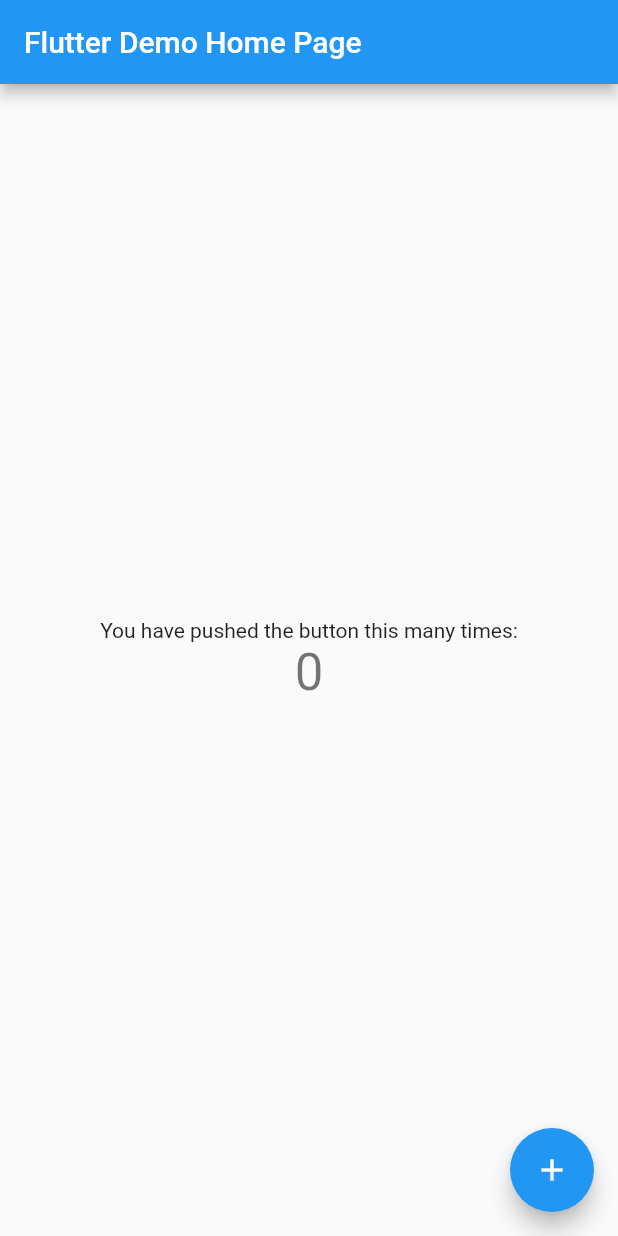
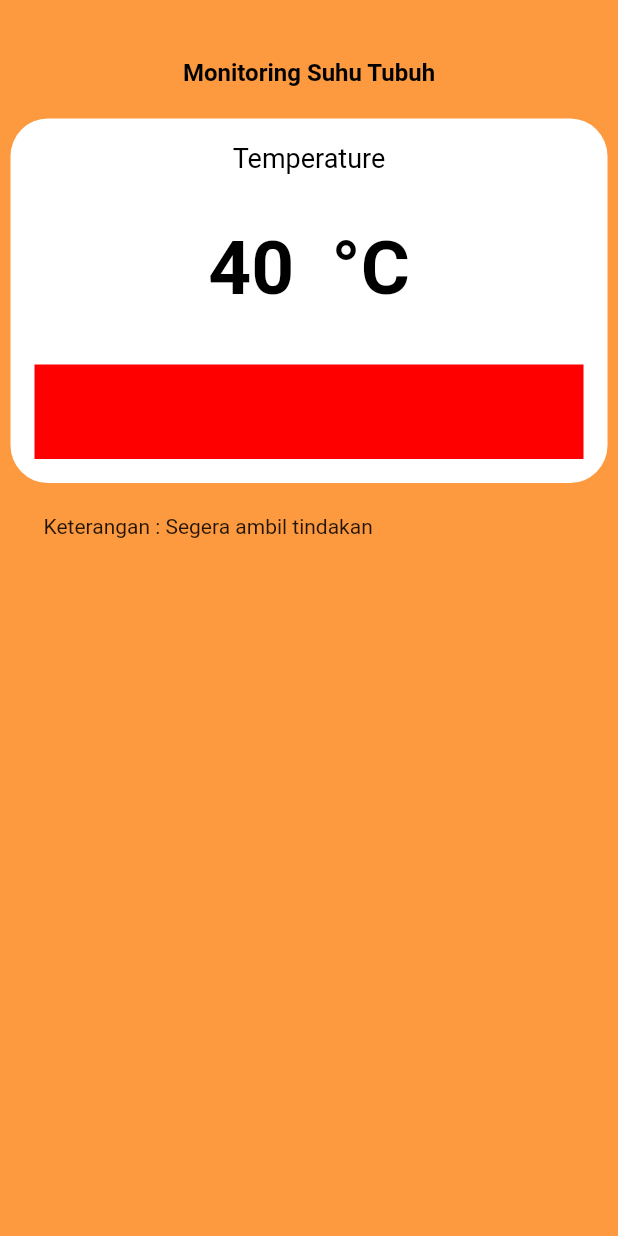
Before and after one commit to irkhamnazmi/temperatur_app, a Flutter app: the screen it shows after launch, on a phone screen of 412 x 824 dp. Run offline on Flutter 3.47's test engine with Material 2 defaults, Android fonts, the phone set to English and light mode, and no system bars; our stand-ins replace google_fonts.

Commit message:
slicing desain halaman monitoring suhu tubuh

```diff
--- a/lib/main.dart
+++ b/lib/main.dart
@@ -1,5 +1,8 @@
+import 'dart:async';
+
 import 'package:flutter/material.dart';
 import 'package:temperatur_app/mobile_design_widget.dart';
+import 'package:temperatur_app/theme.dart';
 
 void main() {
   runApp(const MyApp());
@@ -8,39 +11,18 @@ void main() {
 class MyApp extends StatelessWidget {
   const MyApp({super.key});
 
-  // This widget is the root of your application.
   @override
   Widget build(BuildContext context) {
-    return MaterialApp(
-      title: 'Flutter Demo',
-      theme: ThemeData(
-        // This is the theme of your application.
-        //
-        // Try running your application with "flutter run". You'll see the
-        // application has a blue toolbar. Then, without quitting the app, try
-        // changing the primarySwatch below to Colors.green and then invoke
-        // "hot reload" (press "r" in the console where you ran "flutter run",
-        // or simply save your changes to "hot reload" in a Flutter IDE).
-        // Notice that the counter didn't reset back to zero; the application
-        // is not restarted.
-        primarySwatch: Colors.blue,
-      ),
-      home: const MyHomePage(title: 'Flutter Demo Home Page'),
+    return const MaterialApp(
+      title: 'Temp',
+      debugShowCheckedModeBanner: false,
+      home: MyHomePage(title: 'Monitoring Suhu Tubuh'),
     );
   }
 }
 
 class MyHomePage extends StatefulWidget {
   const MyHomePage({super.key, required this.title});
-
-  // This widget is the home page of your application. It is stateful, meaning
-  // that it has a State object (defined below) that contains fields that affect
-  // how it looks.
-
-  // This class is the configuration for the state. It holds the values (in this
-  // case the title) provided by the parent (in this case the App widget) and
-  // used by the build method of the State. Fields in a Widget subclass are
-  // always marked "final".
 
   final String title;
 
@@ -49,70 +31,127 @@ class MyHomePage extends StatefulWidget {
 }
 
 class _MyHomePageState extends State<MyHomePage> {
-  int _counter = 0;
+  String? temp;
+  String? status;
+  Color? colorStatus;
 
-  void _incrementCounter() {
+  @override
+  void initState() {
+    getInit();
+
+    super.initState();
+  }
+
+  getInit() async {
+    for (var i = 1; i < 4; i++) {
+      await Future.delayed(const Duration(seconds: 2))
+          .then((value) => getTemp(i));
+    }
+  }
+
+  getTemp(var i) {
+    switch (i) {
+      case 1:
         setState(() {
-      // This call to setState tells the Flutter framework that something has
-      // changed in this State, which causes it to rerun the build method below
-      // so that the display can reflect the updated values. If we changed
-      // _counter without calling setState(), then the build method would not be
-      // called again, and so nothing would appear to happen.
-      _counter++;
+          temp = '33';
+          status = 'Normal';
+          colorStatus = cardColor1;
         });
+
+        break;
+      case 2:
+        setState(() {
+          temp = '36.5';
+          status = 'Dalam Pantauan';
+          colorStatus = cardColor2;
+        });
+        break;
+      case 3:
+        setState(() {
+          temp = '40';
+          status = 'Segera ambil tindakan';
+          colorStatus = cardColor3;
+        });
+        break;
+      default:
+        setState(() {
+          temp = '33';
+          status = 'Normal';
+          colorStatus = cardColor1;
+        });
+    }
   }
 
   @override
   Widget build(BuildContext context) {
-    // This method is rerun every time setState is called, for instance as done
-    // by the _incrementCounter method above.
-    //
-    // The Flutter framework has been optimized to make rerunning build methods
-    // fast, so that you can just rebuild anything that needs updating rather
-    // than having to individually change instances of widgets.
     return MobileDesignWidget(
       child: Scaffold(
-        appBar: AppBar(
-          // Here we take the value from the MyHomePage object that was created by
-          // the App.build method, and use it to set our appbar title.
-          title: Text(widget.title),
+          backgroundColor: backgroundColor,
+          body: Container(
+            margin:
+                const EdgeInsets.only(top: 39, right: 7, left: 7, bottom: 31),
+            child: Column(
+              crossAxisAlignment: CrossAxisAlignment.start,
+              children: [
+                SizedBox(
+                  width: double.infinity,
+                  child: Text(
+                    'Monitoring Suhu Tubuh',
+                    style: primaryTextStyle.copyWith(
+                        fontWeight: semiBold, fontSize: large),
+                    textAlign: TextAlign.center,
                   ),
-        body: Center(
-          // Center is a layout widget. It takes a single child and positions it
-          // in the middle of the parent.
+                ),
+                const SizedBox(
+                  height: 21,
+                ),
+                Container(
+                  width: double.infinity,
+                  padding: EdgeInsets.all(large),
+                  decoration: BoxDecoration(
+                      borderRadius: BorderRadius.circular(25),
+                      color: backgroundColor2),
                   child: Column(
-            // Column is also a layout widget. It takes a list of children and
-            // arranges them vertically. By default, it sizes itself to fit its
-            // children horizontally, and tries to be as tall as its parent.
-            //
-            // Invoke "debug painting" (press "p" in the console, choose the
-            // "Toggle Debug Paint" action from the Flutter Inspector in Android
-            // Studio, or the "Toggle Debug Paint" command in Visual Studio Code)
-            // to see the wireframe for each widget.
-            //
-            // Column has various properties to control how it sizes itself and
-            // how it positions its children. Here we use mainAxisAlignment to
-            // center the children vertically; the main axis here is the vertical
-            // axis because Columns are vertical (the cross axis would be
-            // horizontal).
                     mainAxisAlignment: MainAxisAlignment.center,
-            children: <Widget>[
-              const Text(
-                'You have pushed the button this many times:',
+                    children: [
+                      Text(
+                        'Temperature',
+                        style: primaryTextStyle.copyWith(
+                          fontSize: extralarge,
+                        ),
+                      ),
+                      const SizedBox(
+                        height: 34,
                       ),
                       Text(
-                '$_counter',
-                style: Theme.of(context).textTheme.headlineMedium,
+                        '${temp ?? '33'}  °C',
+                        style: primaryTextStyle.copyWith(
+                          fontSize: 50,
+                          fontWeight: bold,
                         ),
+                      ),
+                      const SizedBox(
+                        height: 34,
+                      ),
+                      Container(
+                        width: double.infinity,
+                        height: 63,
+                        decoration:
+                            BoxDecoration(color: colorStatus ?? cardColor1),
+                      )
                     ],
                   ),
                 ),
-        floatingActionButton: FloatingActionButton(
-          onPressed: _incrementCounter,
-          tooltip: 'Increment',
-          child: const Icon(Icons.add),
-        ), // This trailing comma makes auto-formatting nicer for build methods.
+                Container(
+                  padding:
+                      const EdgeInsets.symmetric(horizontal: 22, vertical: 21),
+                  child: Text(
+                    'Keterangan : ${status ?? 'Normal'}',
                   ),
+                )
+              ],
+            ),
+          )),
     );
   }
 }
```
Lines whose indentation alone changed are shown as unchanged.
